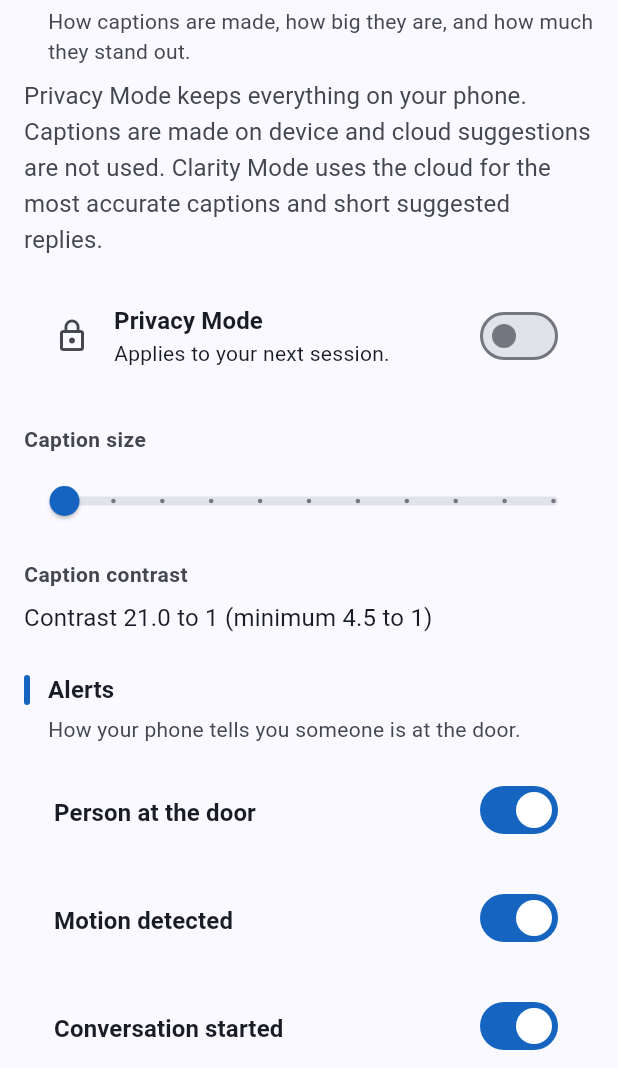
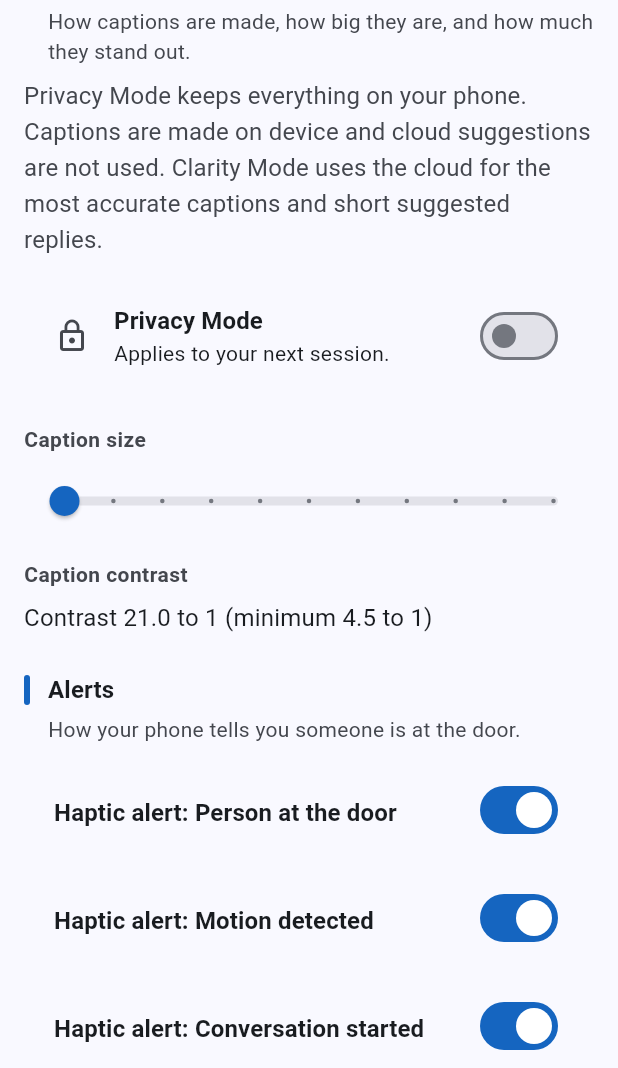
Before and after one commit to suletetes/threshold-doorbell, a Flutter app: the screen it shows after launch, after a tap on the "settings" icon, on a phone screen of 412 x 824 dp, the part 168-1236 px from its top. Run offline on Flutter 3.47's test engine with Material 3 defaults, Android fonts, the phone set to English and light mode, and no system bars; our stand-ins replace flutter_riverpod, shared_preferences; project files that could hold a hidden picture were left out.

Commit message:
fix(app): dedupe semantics, block the auth modal, add a11y scan and licenses page (MED-04, MED-05, MED-46, LOW-38)

```diff
--- a/app/lib/settings/settings_screen.dart
+++ b/app/lib/settings/settings_screen.dart
@@ -90,26 +90,27 @@ class SettingsScreen extends StatelessWidget {
             label: 'Privacy Mode explanation',
             child: Text(
               kPrivacyModeExplanation,
-              style: theme.textTheme.bodyMedium?.copyWith(color: scheme.onSurfaceVariant),
+              style: theme.textTheme.bodyMedium
+                  ?.copyWith(color: scheme.onSurfaceVariant),
             ),
           ),
           const SizedBox(height: Spacing.space2),
           _ModeSwitch(controller: controller, settings: s),
 
           const SectionHeader(title: 'Caption size', dense: true),
-          Semantics(
-            slider: true,
-            label: 'Caption text size',
-            value: '${(s.captionScale * 100).round()} percent',
-            child: Slider(
+          // One slider node (MED-04): the Slider's own semantics carry the
+          // label and value via semanticFormatterCallback, instead of an outer
+          // Semantics(slider:) wrapper that produced a second, inert node.
+          Slider(
             key: const ValueKey('caption-scale'),
             min: kMinCaptionScale,
             max: kMaxCaptionScale,
             divisions: 10,
             value: s.captionScale,
             label: '${(s.captionScale * 100).round()}%',
+            semanticFormatterCallback: (value) =>
+                'Caption text size ${(value * 100).round()} percent',
             onChanged: controller.setCaptionScale,
-            ),
           ),
 
           const SectionHeader(title: 'Caption contrast', dense: true),
@@ -131,27 +132,26 @@ class SettingsScreen extends StatelessWidget {
             title: 'Alerts',
             supportingText: 'How your phone tells you someone is at the door.',
           ),
+          // One node per toggle (MED-04): SwitchListTile is already a single
+          // accessible node that announces its label and toggled state and
+          // carries the toggle action. The previous outer Semantics(toggled:)
+          // wrapper added a SECOND, inert node (screen readers announced the
+          // control twice, one of which did nothing). The descriptive label is
+          // the tile's own title.
           for (final pattern in HapticVocabulary.all)
-            Semantics(
-              toggled: s.hapticEnabled[pattern.event] ?? true,
-              label: 'Haptic: ${pattern.label}',
-              child: SwitchListTile(
+            SwitchListTile(
               key: ValueKey('haptic-${pattern.event.name}'),
-                title: Text(pattern.label),
+              title: Text('Haptic alert: ${pattern.label}'),
               value: s.hapticEnabled[pattern.event] ?? true,
               onChanged: (v) => controller.setHapticEnabled(pattern.event, v),
             ),
-            ),
-          Semantics(
-            toggled: s.strobeEnabled,
-            label: 'Screen strobe and torch alert',
-            child: SwitchListTile(
+          SwitchListTile(
             key: const ValueKey('strobe-toggle'),
-              title: const Text('Screen strobe and torch'),
-              subtitle: const Text('Off by default. Capped at 3 flashes per second.'),
+            title: const Text('Screen strobe and torch alert'),
+            subtitle:
+                const Text('Off by default. Capped at 2 flashes per second.'),
             value: s.strobeEnabled,
             onChanged: controller.setStrobeEnabled,
-            ),
           ),
           const SectionHeader(title: 'Haptic reference', dense: true),
           for (final pattern in HapticVocabulary.all)
@@ -195,7 +195,9 @@ class SettingsScreen extends StatelessWidget {
           Semantics(
             button: true,
             label: 'Delete all my data',
-            onTap: controller.erasureInFlight ? null : () => _confirmDelete(context),
+            onTap: controller.erasureInFlight
+                ? null
+                : () => _confirmDelete(context),
             excludeSemantics: true,
             child: FilledButton.tonalIcon(
               key: const ValueKey('delete-all-data'),
@@ -215,7 +217,9 @@ class SettingsScreen extends StatelessWidget {
               ),
               // Disabled while an erasure is in flight so it cannot be
               // double-submitted (HIGH-08).
-              onPressed: controller.erasureInFlight ? null : () => _confirmDelete(context),
+              onPressed: controller.erasureInFlight
+                  ? null
+                  : () => _confirmDelete(context),
               icon: controller.erasureInFlight
                   ? const SizedBox(
                       key: ValueKey('delete-in-flight'),
@@ -224,7 +228,9 @@ class SettingsScreen extends StatelessWidget {
                       child: CircularProgressIndicator(strokeWidth: 2),
                     )
                   : const Icon(Icons.delete_outline, size: Spacing.space5),
-              label: Text(controller.erasureInFlight ? 'Deleting your data' : 'Delete all my data'),
+              label: Text(controller.erasureInFlight
+                  ? 'Deleting your data'
+                  : 'Delete all my data'),
             ),
           ),
           // The result of the last erasure: a success or failure banner, with a
@@ -236,14 +242,16 @@ class SettingsScreen extends StatelessWidget {
               key: const ValueKey('delete-success-banner'),
               variant: StatusVariant.success,
               icon: Icons.check_circle_outline,
-              message: 'Your data was deleted and your Ring connection was revoked.',
+              message:
+                  'Your data was deleted and your Ring connection was revoked.',
               action: StatusBannerAction(
                 label: 'Dismiss',
                 buttonKey: const ValueKey('delete-banner-dismiss'),
                 onPressed: controller.dismissErasureStatus,
               ),
             ),
-          ] else if (controller.erasureStatus == ErasureStatus.failure) ...<Widget>[
+          ] else if (controller.erasureStatus ==
+              ErasureStatus.failure) ...<Widget>[
             const SizedBox(height: Spacing.space3),
             StatusBanner(
               key: const ValueKey('delete-failure-banner'),
@@ -257,6 +265,24 @@ class SettingsScreen extends StatelessWidget {
               ),
             ),
           ],
+
+          // --- About -----------------------------------------------------
+          const SectionHeader(
+            title: 'About',
+            supportingText:
+                'App information and the open source licenses it uses.',
+          ),
+          // In-app open source licenses page (LOW-38): there was no way to see
+          // the licenses of the packages Threshold uses. AboutListTile opens the
+          // standard Flutter license page via showLicensePage.
+          const AboutListTile(
+            key: ValueKey('open-source-licenses'),
+            icon: Icon(Icons.description_outlined),
+            applicationName: 'Threshold',
+            applicationLegalese:
+                'A two way captioned doorbell for deaf and hard of hearing residents.',
+            child: Text('Open source licenses'),
+          ),
           const SizedBox(height: Spacing.space7),
         ],
       ),
@@ -270,7 +296,8 @@ class SettingsScreen extends StatelessWidget {
       context: context,
       builder: (context) => AlertDialog(
         key: const ValueKey('delete-confirm-dialog'),
-        icon: Icon(Icons.warning_amber_rounded, color: semantic.danger, size: Spacing.space8),
+        icon: Icon(Icons.warning_amber_rounded,
+            color: semantic.danger, size: Spacing.space8),
         title: const Text('Delete all your data'),
         content: const Text(
           'This erases all your transcripts and revokes your Ring connection. '
@@ -318,10 +345,10 @@ class _ModeSwitch extends StatelessWidget {
     return Column(
       crossAxisAlignment: CrossAxisAlignment.stretch,
       children: <Widget>[
-        Semantics(
-          toggled: settings.pendingMode == CaptionMode.privacy,
-          label: 'Privacy Mode. Applies to your next session.',
-          child: SwitchListTile(
+        // Single node (MED-04): SwitchListTile already announces "Privacy Mode"
+        // and its toggled state; the subtitle supplies the "next session"
+        // context. No outer Semantics wrapper, which would double the node.
+        SwitchListTile(
           key: const ValueKey('mode-switch'),
           title: const Text('Privacy Mode'),
           subtitle: const Text('Applies to your next session.'),
@@ -329,7 +356,6 @@ class _ModeSwitch extends StatelessWidget {
           value: settings.pendingMode == CaptionMode.privacy,
           onChanged: (v) => controller.requestModeChange(
             v ? CaptionMode.privacy : CaptionMode.clarity,
-            ),
           ),
         ),
         if (settings.pendingMode != settings.activeMode)
```
Also changed, not shown: app/lib/reply/reply_bar.dart (+20 -11 lines), app/lib/session/conversation_screen.dart (+41 -18 lines), 4 other files. Lines whose indentation alone changed are shown as unchanged.
